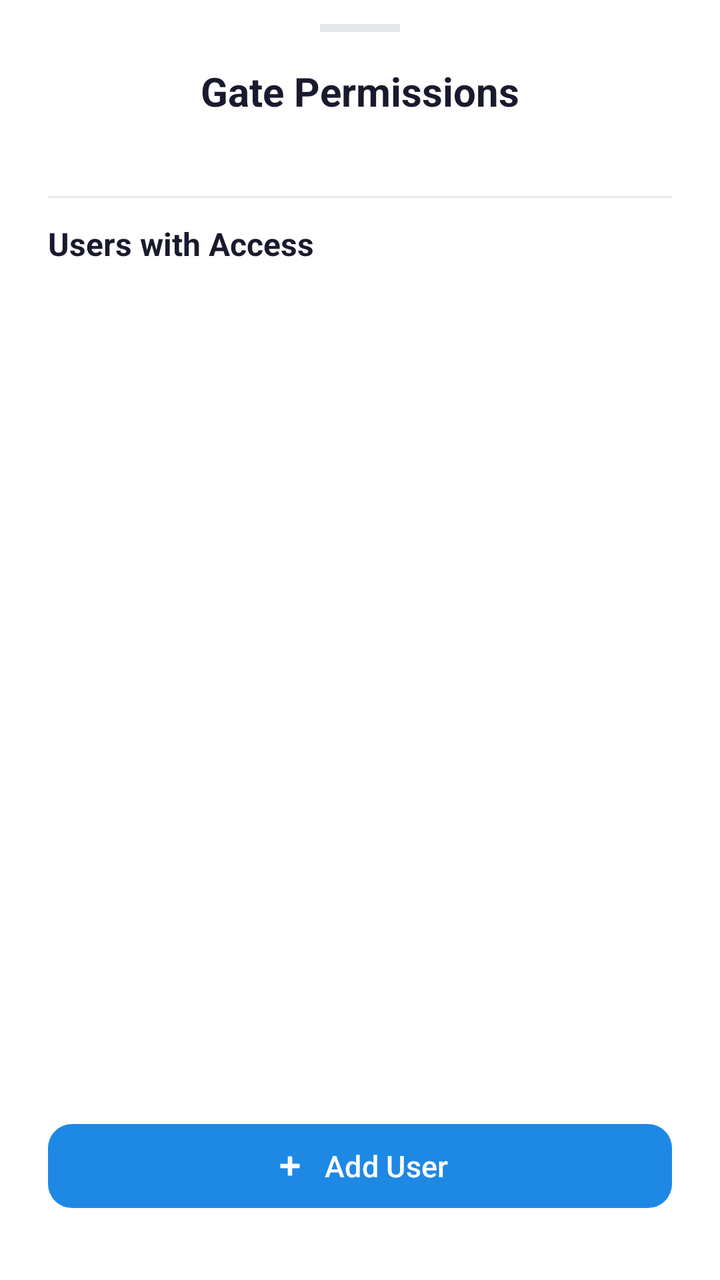
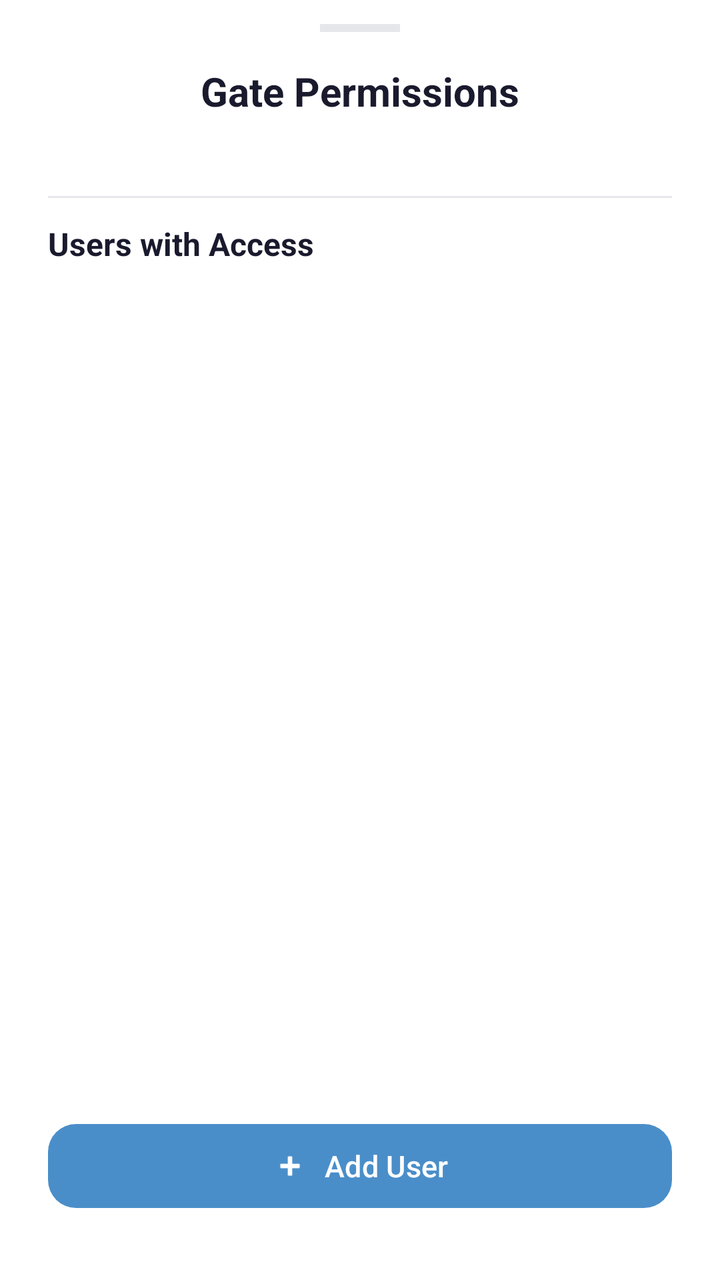

The first picture is an Android layout as it rendered before a commit; the second is the same layout after the commit. The layout source and the unified diff follow.
<!-- AndroidManifest.xml: application theme Theme.MainProj -->
<!-- res/layout/bottom_sheet_gate_permissions.xml -->
<?xml version="1.0" encoding="utf-8"?>
<LinearLayout xmlns:android="http://schemas.android.com/apk/res/android"
    xmlns:app="http://schemas.android.com/apk/res-auto"
    android:layout_width="match_parent"
    android:layout_height="match_parent"
    android:orientation="vertical"
    android:background="@color/colorSurface"
    android:paddingBottom="32dp">

    <View
        android:layout_width="40dp"
        android:layout_height="4dp"
        android:layout_gravity="center_horizontal"
        android:layout_marginTop="12dp"
        android:layout_marginBottom="16dp"
        android:background="@color/colorDivider" />

    <TextView
        android:id="@+id/bsGateTitle"
        android:layout_width="wrap_content"
        android:layout_height="wrap_content"
        android:layout_gravity="center_horizontal"
        android:text="Gate Permissions"
        android:textSize="20sp"
        android:textStyle="bold"
        android:textColor="@color/colorTextPrimary" />

    <TextView
        android:id="@+id/bsGateSubtitle"
        android:layout_width="wrap_content"
        android:layout_height="wrap_content"
        android:layout_gravity="center_horizontal"
        android:text=""
        android:textSize="14sp"
        android:textColor="@color/colorTextSecondary"
        android:layout_marginTop="4dp" />

    
    <LinearLayout
        android:id="@+id/gateLevelControls"
        android:layout_width="match_parent"
        android:layout_height="wrap_content"
        android:layout_marginHorizontal="24dp"
        android:layout_marginTop="16dp"
        android:orientation="vertical"
        android:visibility="gone">

        <TextView
            android:layout_width="wrap_content"
            android:layout_height="wrap_content"
            android:text="Gate Access Levels"
            android:textSize="16sp"
            android:textStyle="bold"
            android:textColor="@color/colorTextPrimary" />

        <LinearLayout
            android:id="@+id/visibilityLevelRow"
            android:layout_width="match_parent"
            android:layout_height="wrap_content"
            android:layout_marginTop="12dp"
            android:orientation="horizontal"
            android:gravity="center_vertical">

            <TextView
                android:layout_width="0dp"
                android:layout_height="wrap_content"
                android:layout_weight="1"
                android:text="Visibility Level:"
                android:textSize="14sp"
                android:textColor="@color/colorTextSecondary" />

            <Spinner
                android:id="@+id/spinnerVisibilityLevel"
                android:layout_width="120dp"
                android:layout_height="40dp"
                android:entries="@array/gate_level_options" />

        </LinearLayout>

        <LinearLayout
            android:id="@+id/controlLevelRow"
            android:layout_width="match_parent"
            android:layout_height="wrap_content"
            android:layout_marginTop="8dp"
            android:orientation="horizontal"
            android:gravity="center_vertical">

            <TextView
                android:layout_width="0dp"
                android:layout_height="wrap_content"
                android:layout_weight="1"
                android:text="Control Level:"
                android:textSize="14sp"
                android:textColor="@color/colorTextSecondary" />

            <Spinner
                android:id="@+id/spinnerControlLevel"
                android:layout_width="120dp"
                android:layout_height="40dp"
                android:entries="@array/gate_level_options" />

        </LinearLayout>

        <LinearLayout
            android:id="@+id/disableControlRow"
            android:layout_width="match_parent"
            android:layout_height="wrap_content"
            android:layout_marginTop="8dp"
            android:orientation="horizontal"
            android:gravity="center_vertical">

            <TextView
                android:layout_width="0dp"
                android:layout_height="wrap_content"
                android:layout_weight="1"
                android:text="Disable Gate:"
                android:textSize="14sp"
                android:textColor="@color/colorTextSecondary" />

            <androidx.appcompat.widget.SwitchCompat
                android:id="@+id/switchDisableGate"
                android:layout_width="wrap_content"
                android:layout_height="wrap_content" />

        </LinearLayout>

        <com.google.android.material.button.MaterialButton
            android:id="@+id/btnSaveLevels"
            android:layout_width="wrap_content"
            android:layout_height="36dp"
            android:layout_gravity="end"
            android:layout_marginTop="8dp"
            android:text="Save"
            android:textSize="13sp"
            app:cornerRadius="8dp" />

    </LinearLayout>

    <View
        android:layout_width="match_parent"
        android:layout_height="1dp"
        android:layout_marginHorizontal="24dp"
        android:layout_marginTop="16dp"
        android:layout_marginBottom="12dp"
        android:background="@color/colorDivider" />

    <TextView
        android:layout_width="wrap_content"
        android:layout_height="wrap_content"
        android:layout_marginStart="24dp"
        android:text="Users with Access"
        android:textSize="16sp"
        android:textStyle="bold"
        android:textColor="@color/colorTextPrimary" />

    <androidx.recyclerview.widget.RecyclerView
        android:id="@+id/recyclerUsers"
        android:layout_width="match_parent"
        android:layout_height="0dp"
        android:layout_weight="1"
        android:layout_marginHorizontal="12dp"
        android:layout_marginTop="8dp" />

    <com.google.android.material.button.MaterialButton
        android:id="@+id/btnAddUser"
        android:layout_width="match_parent"
        android:layout_height="50dp"
        android:layout_marginHorizontal="24dp"
        android:layout_marginTop="12dp"
        android:text="Add User"
        android:textSize="15sp"
        android:textColor="@color/colorFabIcon"
        app:backgroundTint="@color/colorFab"
        app:cornerRadius="12dp"
        app:icon="@android:drawable/ic_input_add"
        app:iconGravity="textStart" />

</LinearLayout>
<!-- resources referenced by this layout -->
<resources>
  <string-array name="gate_level_options">
          <item>Level 0 (All Users)</item>
          <item>Level 1 (Admin)</item>
          <item>Level 2 (Super Admin)</item>
      </string-array>
  <color name="colorDivider">#E5E7EB</color>
  <color name="colorFab">#1E88E5</color>
  <color name="colorFabIcon">#FFFFFF</color>
  <color name="colorSurface">#FFFFFF</color>
  <color name="colorTextPrimary">#1A1A2E</color>
  <color name="colorTextSecondary">#6B7280</color>
  <style name="Theme.MainProj" parent="Theme.Material3.DayNight.NoActionBar">
              <item name="inputStrokeColor">@color/input_stroke_color_light</item>
              <item name="buttonPrimary">@color/button_primary_light</item>
              <item name="textSecondary">@color/text_secondary_light</item>
  
              <item name="buttonGoogleBg">@color/button_google_bg_light</item>
              <item name="buttonGoogleText">@color/button_google_text_light</item>
              <item name="buttonGoogleStroke">@color/button_google_stroke_light</item>
          </style>
  <color name="input_stroke_color_light">#667eea</color>
  <color name="button_primary_light">#667eea</color>
  <color name="text_secondary_light">#666666</color>
  <color name="button_google_bg_light">#FFFFFF</color>
  <color name="button_google_text_light">#333333</color>
  <color name="button_google_stroke_light">#e0e0e0</color>
</resources>

<!-- the commit's change to res/layout/bottom_sheet_gate_permissions.xml (unified diff, before → after) -->
@@ -132,7 +132,7 @@
             android:layout_marginTop="8dp"
             android:text="Save"
             android:textSize="13sp"
-            app:cornerRadius="8dp" />
+            app:cornerRadius="12dp" />
 
     </LinearLayout>
 
@@ -171,7 +171,7 @@
         android:textSize="15sp"
         android:textColor="@color/colorFabIcon"
         app:backgroundTint="@color/colorFab"
-        app:cornerRadius="12dp"
+        app:cornerRadius="14dp"
         app:icon="@android:drawable/ic_input_add"
         app:iconGravity="textStart" />
 
<!-- resource entries referenced after the edit -->
@@ -6,7 +6,7 @@
           <item>Level 2 (Super Admin)</item>
       </string-array>
   <color name="colorDivider">#E5E7EB</color>
-  <color name="colorFab">#1E88E5</color>
+  <color name="colorFab">#4A8EC9</color>
   <color name="colorFabIcon">#FFFFFF</color>
   <color name="colorSurface">#FFFFFF</color>
   <color name="colorTextPrimary">#1A1A2E</color>
